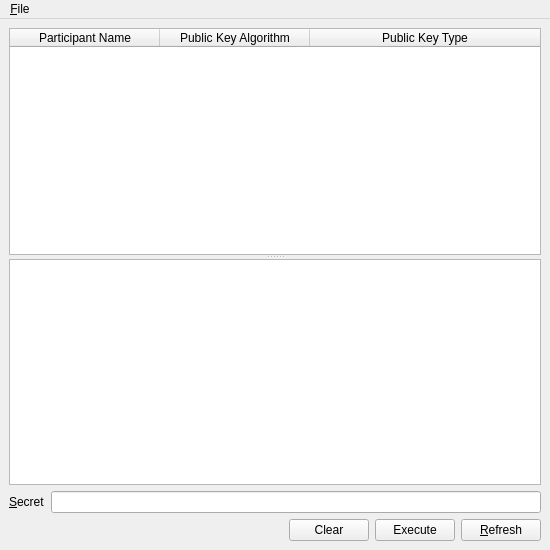
This is branches/trunk/GoldBug-UI/spot-on-smpwindow.ui in textbrowser/spot-on as Qt 5 draws it before an edit. The edited form follows.
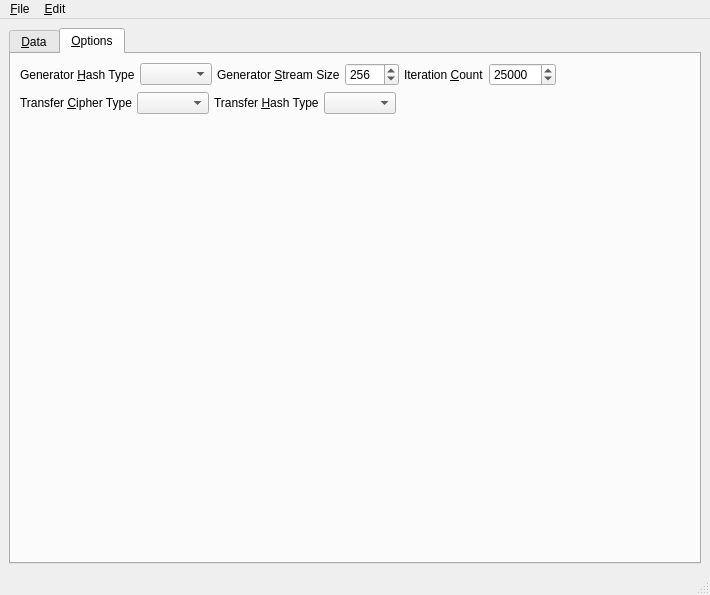
This is the edited form. The open tabs and pages were chosen to show the change. Icons and pictures are not drawn.

Diff of the .ui file:
```diff
--- a/branches/trunk/GoldBug-UI/spot-on-smpwindow.ui
+++ b/branches/trunk/GoldBug-UI/spot-on-smpwindow.ui
@@ -6,8 +6,8 @@
    <rect>
     <x>0</x>
     <y>0</y>
-    <width>550</width>
-    <height>550</height>
+    <width>710</width>
+    <height>595</height>
    </rect>
   </property>
   <property name="windowIcon">
@@ -17,6 +17,22 @@
   <widget class="QWidget" name="centralwidget">
    <layout class="QVBoxLayout" name="verticalLayout">
     <item>
+     <widget class="QTabWidget" name="tabWidget">
+      <property name="currentIndex">
+       <number>0</number>
+      </property>
+      <widget class="QWidget" name="tab_1">
+       <attribute name="title">
+        <string>&amp;Data</string>
+       </attribute>
+       <layout class="QVBoxLayout" name="verticalLayout_5">
+        <item>
+         <widget class="QGroupBox" name="groupBox_2">
+          <property name="title">
+           <string>New Exchanges</string>
+          </property>
+          <layout class="QVBoxLayout" name="verticalLayout_4">
+           <item>
      <widget class="QSplitter" name="splitter">
       <property name="orientation">
        <enum>Qt::Vertical</enum>
@@ -35,7 +51,7 @@
         <bool>true</bool>
        </property>
        <attribute name="horizontalHeaderDefaultSectionSize">
-        <number>150</number>
+               <number>200</number>
        </attribute>
        <attribute name="horizontalHeaderStretchLastSection">
         <bool>true</bool>
@@ -55,6 +71,11 @@
          <string>Public Key Type</string>
         </property>
        </column>
+              <column>
+               <property name="text">
+                <string>OID</string>
+               </property>
+              </column>
       </widget>
       <widget class="QTextBrowser" name="output"/>
      </widget>
@@ -94,17 +115,126 @@
       <item>
        <widget class="QPushButton" name="clear">
         <property name="text">
-         <string>Clear</string>
+                <string>&amp;Clear Messages</string>
         </property>
        </widget>
       </item>
       <item>
        <widget class="QPushButton" name="execute">
         <property name="text">
-         <string>Execute</string>
+                <string>&amp;Execute SMP</string>
         </property>
        </widget>
       </item>
+             <item>
+              <widget class="QPushButton" name="generate">
+               <property name="toolTip">
+                <string>&lt;html&gt;&lt;head/&gt;&lt;body&gt;&lt;p&gt;Generate a stream of bytes via the secret and the selected participant.&lt;/p&gt;&lt;/body&gt;&lt;/html&gt;</string>
+               </property>
+               <property name="text">
+                <string>&amp;Generate Data</string>
+               </property>
+              </widget>
+             </item>
+             <item>
+              <widget class="QPushButton" name="prepare_smp_object">
+               <property name="toolTip">
+                <string>&lt;html&gt;&lt;head/&gt;&lt;body&gt;&lt;p&gt;Prepare an SMP object via the secret and the selected participant. The SMP object will be initialized to the zeroth step.&lt;/p&gt;&lt;/body&gt;&lt;/html&gt;</string>
+               </property>
+               <property name="text">
+                <string>&amp;Prepare SMP Object</string>
+               </property>
+              </widget>
+             </item>
+            </layout>
+           </item>
+          </layout>
+         </widget>
+        </item>
+        <item>
+         <widget class="QGroupBox" name="groupBox">
+          <property name="title">
+           <string>Verified Exchanges</string>
+          </property>
+          <layout class="QVBoxLayout" name="verticalLayout_3">
+           <item>
+            <layout class="QVBoxLayout" name="verticalLayout_2">
+             <item>
+              <widget class="QTableWidget" name="secrets">
+               <property name="alternatingRowColors">
+                <bool>true</bool>
+               </property>
+               <property name="selectionMode">
+                <enum>QAbstractItemView::SingleSelection</enum>
+               </property>
+               <property name="selectionBehavior">
+                <enum>QAbstractItemView::SelectRows</enum>
+               </property>
+               <property name="horizontalScrollMode">
+                <enum>QAbstractItemView::ScrollPerPixel</enum>
+               </property>
+               <property name="sortingEnabled">
+                <bool>true</bool>
+               </property>
+               <attribute name="horizontalHeaderDefaultSectionSize">
+                <number>200</number>
+               </attribute>
+               <attribute name="horizontalHeaderStretchLastSection">
+                <bool>true</bool>
+               </attribute>
+               <column>
+                <property name="text">
+                 <string>Secret Hash</string>
+                </property>
+               </column>
+               <column>
+                <property name="text">
+                 <string>Public Key Type</string>
+                </property>
+               </column>
+               <column>
+                <property name="text">
+                 <string>Hint</string>
+                </property>
+               </column>
+               <column>
+                <property name="text">
+                 <string>OID</string>
+                </property>
+               </column>
+              </widget>
+             </item>
+             <item>
+              <layout class="QHBoxLayout" name="horizontalLayout_3">
+               <item>
+                <spacer name="horizontalSpacer_2">
+                 <property name="orientation">
+                  <enum>Qt::Horizontal</enum>
+                 </property>
+                 <property name="sizeHint" stdset="0">
+                  <size>
+                   <width>40</width>
+                   <height>20</height>
+                  </size>
+                 </property>
+                </spacer>
+               </item>
+               <item>
+                <widget class="QPushButton" name="remove">
+                 <property name="text">
+                  <string>Remove</string>
+                 </property>
+                </widget>
+               </item>
+              </layout>
+             </item>
+            </layout>
+           </item>
+          </layout>
+         </widget>
+        </item>
+        <item>
+         <layout class="QHBoxLayout" name="horizontalLayout_5">
       <item>
        <widget class="QPushButton" name="refresh">
         <property name="text">
@@ -112,7 +242,187 @@
         </property>
        </widget>
       </item>
-     </layout>
+          <item>
+           <spacer name="horizontalSpacer_4">
+            <property name="orientation">
+             <enum>Qt::Horizontal</enum>
+            </property>
+            <property name="sizeHint" stdset="0">
+             <size>
+              <width>40</width>
+              <height>20</height>
+             </size>
+            </property>
+           </spacer>
+          </item>
+         </layout>
+        </item>
+       </layout>
+      </widget>
+      <widget class="QWidget" name="tab_2">
+       <attribute name="title">
+        <string>&amp;Options</string>
+       </attribute>
+       <layout class="QVBoxLayout" name="verticalLayout_6">
+        <item>
+         <layout class="QHBoxLayout" name="horizontalLayout_99">
+          <property name="spacing">
+           <number>5</number>
+          </property>
+          <item>
+           <widget class="QLabel" name="label_139">
+            <property name="text">
+             <string>Generator &amp;Hash Type</string>
+            </property>
+            <property name="buddy">
+             <cstring>generator_hash_type</cstring>
+            </property>
+           </widget>
+          </item>
+          <item>
+           <widget class="QComboBox" name="generator_hash_type">
+            <property name="toolTip">
+             <string>&lt;html&gt;&lt;head/&gt;&lt;body&gt;&lt;p&gt;Please do not modify the Generator Hash Type unless you have notified other participants.&lt;/p&gt;&lt;/body&gt;&lt;/html&gt;</string>
+            </property>
+            <property name="sizeAdjustPolicy">
+             <enum>QComboBox::AdjustToContents</enum>
+            </property>
+           </widget>
+          </item>
+          <item>
+           <widget class="QLabel" name="label_144">
+            <property name="text">
+             <string>Generator &amp;Stream Size</string>
+            </property>
+            <property name="buddy">
+             <cstring>iteration_count</cstring>
+            </property>
+           </widget>
+          </item>
+          <item>
+           <widget class="QSpinBox" name="generator_stream_size">
+            <property name="minimum">
+             <number>100</number>
+            </property>
+            <property name="maximum">
+             <number>1000</number>
+            </property>
+            <property name="value">
+             <number>256</number>
+            </property>
+           </widget>
+          </item>
+          <item>
+           <widget class="QLabel" name="label_143">
+            <property name="text">
+             <string>Iteration &amp;Count</string>
+            </property>
+            <property name="buddy">
+             <cstring>iteration_count</cstring>
+            </property>
+           </widget>
+          </item>
+          <item>
+           <widget class="QSpinBox" name="iteration_count">
+            <property name="toolTip">
+             <string>&lt;html&gt;&lt;head/&gt;&lt;body&gt;&lt;p&gt;Please do not modify the Iteration Count unless you have notified other participants.&lt;/p&gt;&lt;/body&gt;&lt;/html&gt;</string>
+            </property>
+            <property name="minimum">
+             <number>10000</number>
+            </property>
+            <property name="maximum">
+             <number>999999999</number>
+            </property>
+            <property name="value">
+             <number>25000</number>
+            </property>
+           </widget>
+          </item>
+          <item>
+           <spacer name="horizontalSpacer_80">
+            <property name="orientation">
+             <enum>Qt::Horizontal</enum>
+            </property>
+            <property name="sizeHint" stdset="0">
+             <size>
+              <width>40</width>
+              <height>20</height>
+             </size>
+            </property>
+           </spacer>
+          </item>
+         </layout>
+        </item>
+        <item>
+         <layout class="QHBoxLayout" name="horizontalLayout_100">
+          <property name="spacing">
+           <number>5</number>
+          </property>
+          <item>
+           <widget class="QLabel" name="label_141">
+            <property name="text">
+             <string>Transfer &amp;Cipher Type</string>
+            </property>
+            <property name="buddy">
+             <cstring>transfer_cipher_type</cstring>
+            </property>
+           </widget>
+          </item>
+          <item>
+           <widget class="QComboBox" name="transfer_cipher_type">
+            <property name="sizeAdjustPolicy">
+             <enum>QComboBox::AdjustToContents</enum>
+            </property>
+           </widget>
+          </item>
+          <item>
+           <widget class="QLabel" name="label_142">
+            <property name="text">
+             <string>Transfer &amp;Hash Type</string>
+            </property>
+            <property name="buddy">
+             <cstring>transfer_hash_type</cstring>
+            </property>
+           </widget>
+          </item>
+          <item>
+           <widget class="QComboBox" name="transfer_hash_type">
+            <property name="sizeAdjustPolicy">
+             <enum>QComboBox::AdjustToContents</enum>
+            </property>
+           </widget>
+          </item>
+          <item>
+           <spacer name="horizontalSpacer_81">
+            <property name="orientation">
+             <enum>Qt::Horizontal</enum>
+            </property>
+            <property name="sizeHint" stdset="0">
+             <size>
+              <width>40</width>
+              <height>20</height>
+             </size>
+            </property>
+           </spacer>
+          </item>
+         </layout>
+        </item>
+        <item>
+         <spacer name="verticalSpacer">
+          <property name="orientation">
+           <enum>Qt::Vertical</enum>
+          </property>
+          <property name="sizeHint" stdset="0">
+           <size>
+            <width>20</width>
+            <height>40</height>
+           </size>
+          </property>
+         </spacer>
+        </item>
+       </layout>
+      </widget>
+     </widget>
     </item>
    </layout>
   </widget>
@@ -121,7 +431,7 @@
     <rect>
      <x>0</x>
      <y>0</y>
-     <width>550</width>
+     <width>710</width>
      <height>19</height>
     </rect>
    </property>
@@ -131,8 +441,16 @@
     </property>
     <addaction name="action_Close"/>
    </widget>
+   <widget class="QMenu" name="menu_Edit">
+    <property name="title">
+     <string>&amp;Edit</string>
+    </property>
+    <addaction name="action_Purge_SMP_State_Machines"/>
+   </widget>
    <addaction name="menu_File"/>
+   <addaction name="menu_Edit"/>
   </widget>
+  <widget class="QStatusBar" name="statusBar"/>
   <action name="action_Close">
    <property name="text">
     <string>&amp;Close</string>
```
Left out of the diff: 19 changed lines with no effect on the pictures. Lines whose indentation alone changed are shown as unchanged.
